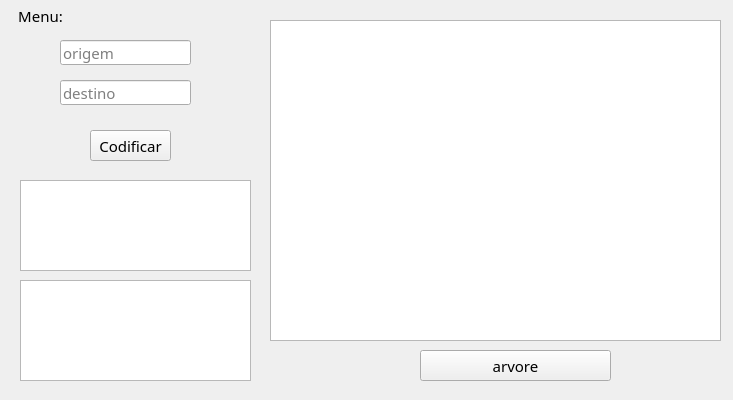
Old version of the form gui/mainwindow.ui in the repository Yhas-04/trabalhoFinalEstruturaDeDadosII.
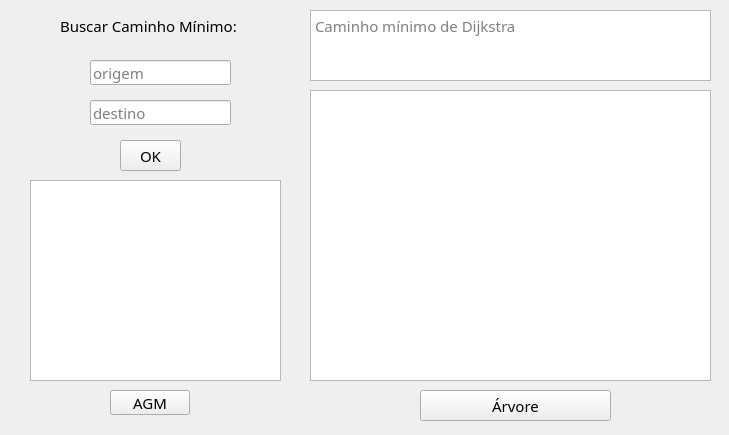
New version of the form. Icons and pictures are not drawn.

```diff
--- a/gui/mainwindow.ui
+++ b/gui/mainwindow.ui
@@ -9,8 +9,8 @@
    <rect>
     <x>0</x>
     <y>0</y>
-    <width>733</width>
-    <height>400</height>
+    <width>729</width>
+    <height>435</height>
    </rect>
   </property>
   <property name="font">
@@ -40,7 +40,7 @@
     <property name="geometry">
      <rect>
       <x>420</x>
-      <y>350</y>
+      <y>390</y>
       <width>191</width>
       <height>31</height>
      </rect>
@@ -49,70 +49,74 @@
      <bool>true</bool>
     </property>
     <property name="text">
-     <string>arvore</string>
+     <string>Árvore</string>
     </property>
    </widget>
    <widget class="QPushButton" name="btHuffman">
     <property name="geometry">
      <rect>
-      <x>90</x>
-      <y>130</y>
-      <width>81</width>
+      <x>120</x>
+      <y>140</y>
+      <width>61</width>
       <height>31</height>
      </rect>
     </property>
     <property name="text">
-     <string>Codificar</string>
+     <string>OK</string>
+    </property>
+    <property name="autoDefault">
+     <bool>false</bool>
+    </property>
+    <property name="default">
+     <bool>false</bool>
+    </property>
+    <property name="flat">
+     <bool>false</bool>
     </property>
    </widget>
    <widget class="QGraphicsView" name="graphicsViewMain">
     <property name="geometry">
      <rect>
-      <x>270</x>
-      <y>20</y>
-      <width>451</width>
-      <height>321</height>
+      <x>310</x>
+      <y>90</y>
+      <width>401</width>
+      <height>291</height>
      </rect>
     </property>
-   </widget>
-   <widget class="QLabel" name="label">
-    <property name="geometry">
-     <rect>
-      <x>-10</x>
-      <y>0</y>
-      <width>101</width>
-      <height>31</height>
-     </rect>
+    <property name="cursor" stdset="0">
+     <cursorShape>OpenHandCursor</cursorShape>
     </property>
-    <property name="text">
-     <string>Menu:</string>
-    </property>
-    <property name="textFormat">
-     <enum>Qt::AutoText</enum>
-    </property>
-    <property name="scaledContents">
+    <property name="autoFillBackground">
      <bool>false</bool>
     </property>
-    <property name="alignment">
-     <set>Qt::AlignCenter</set>
+    <property name="verticalScrollBarPolicy">
+     <enum>Qt::ScrollBarAlwaysOff</enum>
     </property>
-   </widget>
-   <widget class="QTextBrowser" name="textBrowserCodificacao">
-    <property name="geometry">
-     <rect>
-      <x>20</x>
-      <y>280</y>
-      <width>231</width>
-      <height>101</height>
-     </rect>
+    <property name="horizontalScrollBarPolicy">
+     <enum>Qt::ScrollBarAlwaysOff</enum>
+    </property>
+    <property name="sizeAdjustPolicy">
+     <enum>QAbstractScrollArea::AdjustIgnored</enum>
+    </property>
+    <property name="backgroundBrush">
+     <brush brushstyle="NoBrush">
+      <color alpha="255">
+       <red>20</red>
+       <green>28</green>
+       <blue>45</blue>
+      </color>
+     </brush>
+    </property>
+    <property name="interactive">
+     <bool>true</bool>
     </property>
    </widget>
    <widget class="QLineEdit" name="lDestino">
     <property name="geometry">
      <rect>
-      <x>60</x>
-      <y>80</y>
-      <width>131</width>
+      <x>90</x>
+      <y>100</y>
+      <width>141</width>
       <height>25</height>
      </rect>
     </property>
@@ -129,9 +133,9 @@
    <widget class="QLineEdit" name="lOrigem">
     <property name="geometry">
      <rect>
-      <x>60</x>
-      <y>40</y>
-      <width>131</width>
+      <x>90</x>
+      <y>60</y>
+      <width>141</width>
       <height>25</height>
      </rect>
     </property>
@@ -142,13 +146,84 @@
    <widget class="QTextEdit" name="textEditResultado">
     <property name="geometry">
      <rect>
-      <x>20</x>
+      <x>310</x>
+      <y>10</y>
+      <width>401</width>
+      <height>71</height>
+     </rect>
+    </property>
+    <property name="verticalScrollBarPolicy">
+     <enum>Qt::ScrollBarAlwaysOff</enum>
+    </property>
+    <property name="horizontalScrollBarPolicy">
+     <enum>Qt::ScrollBarAlwaysOff</enum>
+    </property>
+    <property name="placeholderText">
+     <string>Caminho mínimo de Dijkstra</string>
+    </property>
+   </widget>
+   <widget class="QLabel" name="lBOrigem">
+    <property name="geometry">
+     <rect>
+      <x>60</x>
+      <y>60</y>
+      <width>61</width>
+      <height>21</height>
+     </rect>
+    </property>
+    <property name="text">
+     <string/>
+    </property>
+   </widget>
+   <widget class="QLabel" name="lBDestino">
+    <property name="geometry">
+     <rect>
+      <x>60</x>
+      <y>100</y>
+      <width>61</width>
+      <height>21</height>
+     </rect>
+    </property>
+    <property name="text">
+     <string/>
+    </property>
+   </widget>
+   <widget class="QPushButton" name="btAGM">
+    <property name="geometry">
+     <rect>
+      <x>110</x>
+      <y>390</y>
+      <width>80</width>
+      <height>25</height>
+     </rect>
+    </property>
+    <property name="text">
+     <string>AGM</string>
+    </property>
+   </widget>
+   <widget class="QTextEdit" name="teAGM">
+    <property name="geometry">
+     <rect>
+      <x>30</x>
       <y>180</y>
-      <width>231</width>
-      <height>91</height>
+      <width>251</width>
+      <height>201</height>
      </rect>
     </property>
    </widget>
+   <widget class="QLabel" name="label">
+    <property name="geometry">
+     <rect>
+      <x>60</x>
+      <y>10</y>
+      <width>211</width>
+      <height>31</height>
+     </rect>
+    </property>
+    <property name="text">
+     <string>Buscar Caminho Mínimo:</string>
+    </property>
+   </widget>
   </widget>
  </widget>
  <resources/>
```
